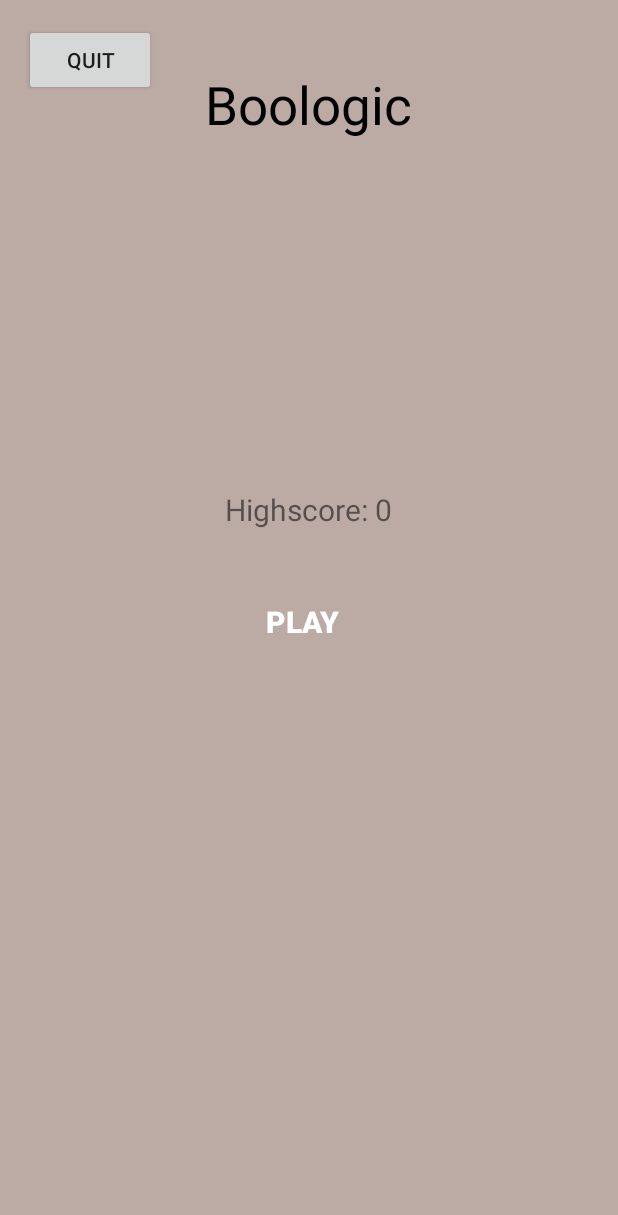
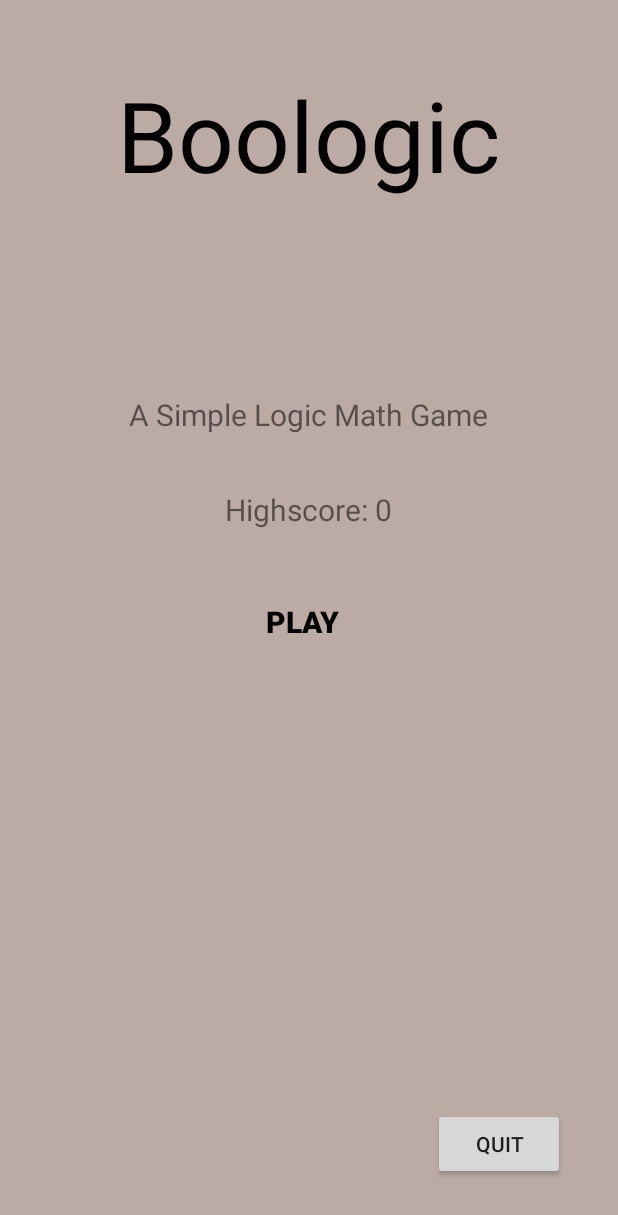
Before and after one commit to ayu5/BooleanLogiGame, an Android app: the screen it shows after launch (MainActivity), on a phone screen of 412 x 824 dp. Shown: the top 1215 px of the screen. Run offline under Robolectric (Android 15) with nearby library versions, the phone set to English and light mode, and no system bars.

Commit message:
added more text

```diff
--- a/app/src/main/res/layout/activity_main.xml
+++ b/app/src/main/res/layout/activity_main.xml
@@ -16,7 +16,17 @@
         android:layout_marginTop="30dp"
         android:text="Boologic"
         android:textColor="@android:color/black"
-        android:textSize="35sp" />
+        android:textSize="65sp" />
+
+    <TextView
+        android:id="@+id/text_subtitle"
+        android:layout_width="wrap_content"
+        android:layout_height="wrap_content"
+        android:layout_above="@id/button_play"
+        android:layout_centerHorizontal="true"
+        android:layout_marginBottom="95dp"
+        android:text="A Simple Logic Math Game"
+        android:textSize="20sp" />
 
     <TextView
         android:id="@+id/text_view_highscore"
@@ -35,7 +45,7 @@
         android:layout_centerInParent="true"
         android:text="Play"
         android:textStyle="bold"
-        android:textColor="#ffffff"
+        android:textColor="#000000"
         android:textSize="20dp"
         android:background="@drawable/playbuttonstyle" />
 
@@ -43,6 +53,12 @@
         android:id="@+id/button_quit"
         android:layout_width="wrap_content"
         android:layout_height="wrap_content"
+        android:layout_alignParentEnd="true"
+        android:layout_alignParentRight="true"
+        android:layout_alignParentBottom="true"
+        android:layout_marginEnd="19dp"
+        android:layout_marginRight="19dp"
+        android:layout_marginBottom="21dp"
         android:text="Quit" />
 
 
```
